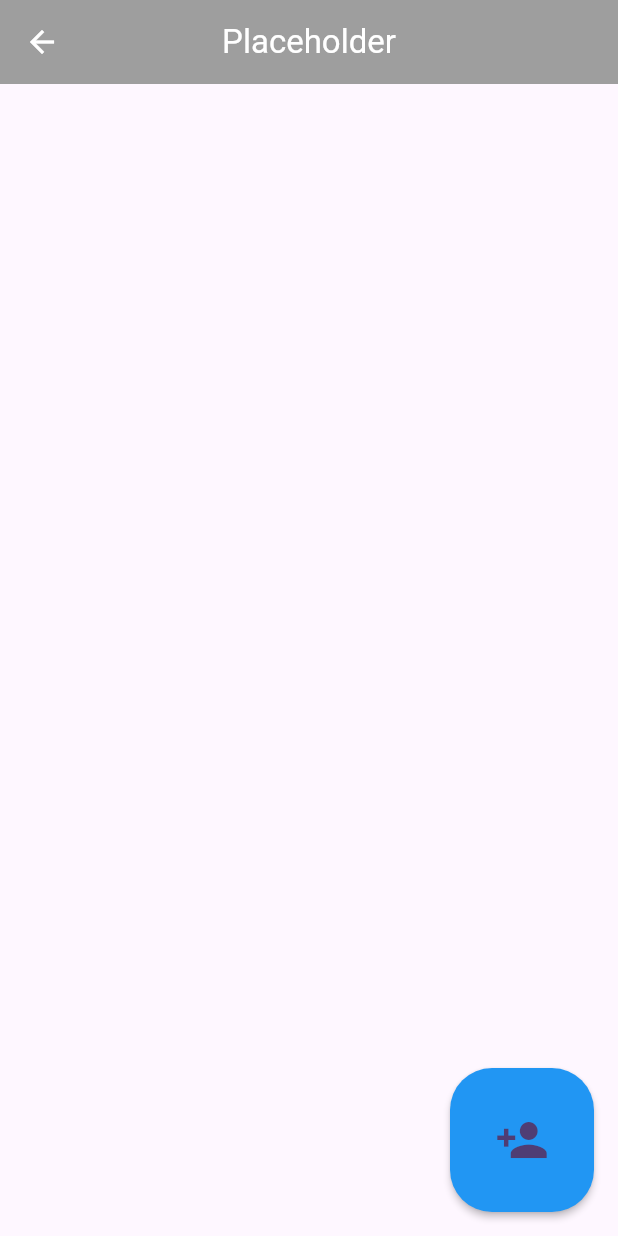
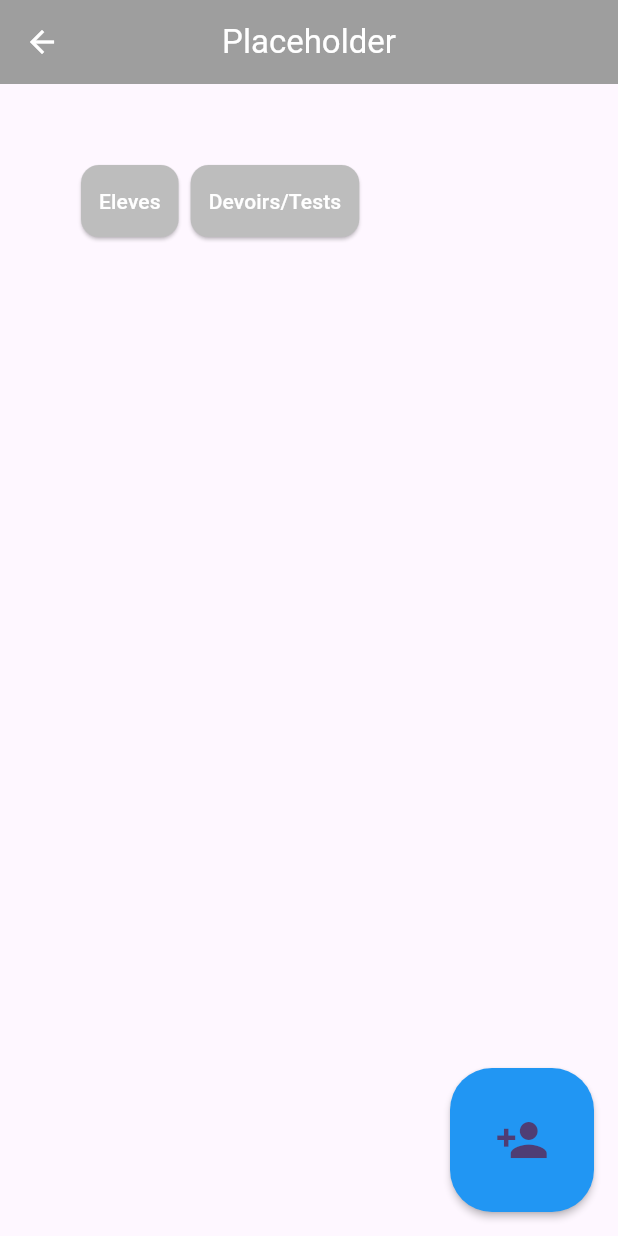
Before and after one commit to Timit0/SuiviModule, a Flutter app: the StudentListScreen screen opened by its route, on a phone screen of 412 x 824 dp. Run offline on Flutter 3.47's test engine with Material 2 defaults, Android fonts, the phone set to English and light mode, and no system bars; our stand-ins replace cached_network_image, firebase_core, firebase_database; missing offline and left inert: dart:html, dart:js, dart:js_interop, flutterwebapp_reload_detector; accounts and stored records are empty; statements that could not run were skipped.

Commit message:
implementation du widget StudentListWidget dans la screen principale

```diff
--- a/lib/screen/student_list_screen.dart
+++ b/lib/screen/student_list_screen.dart
@@ -4,32 +4,49 @@ import 'package:flutter/material.dart';
 import 'package:provider/provider.dart';
 import 'package:flutterwebapp_reload_detector/flutterwebapp_reload_detector.dart';
 import 'package:suivi_de_module/infrastructure/firebase_db_service.dart';
+import 'package:suivi_de_module/models/test.dart';
 import 'package:suivi_de_module/screen/details_student_screen.dart';
+import 'package:suivi_de_module/widget/devoir_test_widget.dart';
 import 'package:suivi_de_module/widget/program_action_button.dart';
 import 'package:suivi_de_module/provider/student_provider.dart';
+import 'package:suivi_de_module/widget/student_list_widget.dart';
+import '../widget/app_button_widget.dart';
 
 import '../widget/student_card.dart';
 
 import 'package:suivi_de_module/models/eleve.dart';
+
+enum Mode
+{
+  student,
+  module
+}
 
 class StudentListScreen extends StatefulWidget {
   StudentListScreen({super.key});
 
   static const routeName = '/student_list_screen';
 
-  final db = FirebaseDBService.instance;
+  // final db = FirebaseDBService.instance;
 
-  bool loaded = false;
-  List<Eleve> studentList = [];
+  // bool loaded = false;
+  // List<Eleve> studentList = [];
 
   final _formKey = GlobalKey();
 
-  String tempID = "";
-  String tempName = "";
-  String tempNickname = "";
-  String tempPhotoUrl = "";
+  // String tempID = "";
+  // String tempName = "";
+  // String tempNickname = "";
+  // String tempPhotoUrl = "";
 
-  bool valid = true;
+  // bool valid = true;
+
+  Mode mode = Mode.student;
+
+  Map<Mode, Widget?> modeScreens = {
+    Mode.student: null /*StudentListWidget()*/,
+    Mode.module: DevoirTestWidget()
+  };
 
 
   @override
@@ -38,38 +55,43 @@ class StudentListScreen extends StatefulWidget {
 
 class _StudentListScreenState extends State<StudentListScreen> {
 
-  @override
-  void didChangeDependencies() async {
-    widget.loaded = false;
+  // @override
+  // void didChangeDependencies() async {
+  //   // widget.loaded = false;
 
-    final arguments = ModalRoute.of(context)?.settings.arguments;
+  //   // final arguments = ModalRoute.of(context)?.settings.arguments;
 
 
 
-    if (!widget.loaded)
-    {
-      // debug
-      // print(arguments.toString());
-      widget.studentList = [];
-      widget.studentList = await widget.db.getAllEleves(arguments.toString());
-      setState(() {
-        widget.loaded = true;
-      });
+  //   if (!widget.loaded)
+  //   {
+  //     // debug
+  //     // print(arguments.toString());
+  //     widget.studentList = [];
+  //     widget.studentList = await widget.db.getAllEleves(arguments.toString());
+  //     setState(() {
+  //       widget.loaded = true;
+  //     });
 
-      WebAppReloadDetector.onReload((){setState(() {
-        Navigator.of(context).pop();
-      });});
-    }
+  //     WebAppReloadDetector.onReload((){setState(() {
+  //       Navigator.of(context).pop();
+  //     });});
+  //   }
 
-    super.didChangeDependencies();
-  }
+  //   super.didChangeDependencies();
+  // }
 
 
 
   @override
   Widget build(BuildContext context) {
-    final provider = Provider.of<StudentProvider>(context);
-    final arguments = ModalRoute.of(context)?.settings.arguments;
+
+    widget.modeScreens[Mode.student] = StudentListWidget(arguments: ModalRoute.of(context)?.settings.arguments);
+
+    //final provider = Provider.of<StudentProvider>(context);
+    //final arguments = ModalRoute.of(context)?.settings.arguments;
+
+
     return ChangeNotifierProvider(
       create: (context) => StudentProvider(),
       child: Scaffold(
@@ -80,12 +102,29 @@ class _StudentListScreenState extends State<StudentListScreen> {
           ,
           backgroundColor: Colors.grey,
         ),
-        body: !widget.loaded ? const Center(child: Text('Chargement en cours...')) : Padding(
+        body: /*!widget.loaded ? const Center(child: Text('Chargement en cours...')) :*/ Padding(
         padding: const EdgeInsets.only(top: 50.0),
         child: Column(
           children: [
+            Padding(
+              padding: const EdgeInsets.only(left: 50.0),
+              child: Row(children: [
+                /*Card(
+                  color: const Color.fromARGB(255, 189, 189, 189),
+                  elevation: 1,
+                  child: TextButton(onPressed: () => setState(() => widget.mode = Mode.student),
+                  child: const Text('Eleves', style: TextStyle(color: Colors.white)))
+                ),*/
+                AppButtonWidget(func: (){setState(() { widget.mode = Mode.student; });}, text: 'Eleves'),
+                //TextButton(onPressed: () => setState(() => widget.mode = Mode.module), child: const Text('Devoirs/Tests'))
+                AppButtonWidget(func: (){setState(() { widget.mode = Mode.module; });}, text: 'Devoirs/Tests')
+              ]),
+            ),
             /*Container(width: 900),*/
-            Center(
+
+            Flexible(child: widget.modeScreens[widget.mode]!),
+
+            /*Center(
               child: SizedBox(
                 width: 900,
                 child: GridView.builder(
@@ -104,56 +143,11 @@ class _StudentListScreenState extends State<StudentListScreen> {
                     );
                   }, child: StudentCard(eleve: widget.studentList[index], dbInstance: widget.db, kind: widget.studentList.length < 3 ? Kind.big : Kind.small,))),
               ),
-            ),
+            )*/
             Container(width: 900)
           ],
         ),
-      ), floatingActionButton: ProgramActionButton(func: () {
-          showDialog(context: context, builder: (context) => StatefulBuilder( // afin qu'on puisse faire un setState mais QUE pour ce widget - là
-            builder:(context, setState) => AlertDialog(
-            scrollable: true,
-            title: Row(mainAxisAlignment: MainAxisAlignment.spaceBetween, children: [const Text('Ajout d\'un élève'), IconButton(onPressed: () => Navigator.of(context).pop(), icon: const Icon(Icons.close))]),
-            content: Column(children: [
-              Row(mainAxisAlignment: MainAxisAlignment.end, children: [const Text('identifiant', textAlign: TextAlign.left), Padding(padding: const EdgeInsets.only(left: 8, bottom: 8), child: SizedBox(width: 300, child: TextField(onChanged: (value) {widget.tempID = value;}, decoration: const InputDecoration(border: OutlineInputBorder()))))]),
-              /*Row(mainAxisAlignment: MainAxisAlignment.end, children: [const Text('nom', textAlign: TextAlign.left), Padding(padding: const EdgeInsets.only(left: 8, bottom: 8), child: SizedBox(width: 300, child: TextField(onChanged: (value) {widget.tempName = value;}, decoration: const InputDecoration(border: OutlineInputBorder()))))]),
-              Row(mainAxisAlignment: MainAxisAlignment.end, children: [const Text('prénom', textAlign: TextAlign.left), Padding(padding: const EdgeInsets.only(left: 8, bottom: 8), child: SizedBox(width: 300, child: TextField(onChanged: (value) {widget.tempNickname = value;}, decoration: const InputDecoration(border: OutlineInputBorder()))))]),
-              Row(mainAxisAlignment: MainAxisAlignment.end, children: [const Text('URL de l\'image', textAlign: TextAlign.left), Padding(padding: const EdgeInsets.only(left: 8, bottom: 8), child: SizedBox(width: 300, child: TextField(onChanged: (value) {widget.tempPhotoUrl = value;}, decoration: const InputDecoration(border: OutlineInputBorder()))))]),
-              */
-              TextButton(onPressed: () {
-                if
-                (
-                  widget.tempID != "" &&
-                  widget.tempName != "" &&
-                  widget.tempNickname != ""
-                )
-                {
-                  Eleve newEleve = Eleve(id: widget.tempID, name: widget.tempName, firstname: widget.tempNickname, photoFilename: widget.tempPhotoUrl == "" ? "assets/img/placeholderImage.png" : widget.tempPhotoUrl);
-
-                  //widget.db.addEleve(newEleve);
-                  widget.valid = true;
-
-                  //FirebaseDBService.instance.addEleve(newEleve, arguments.toString());
-                  provider.createEleve(newEleve, arguments.toString());
-
-                  //FirebaseDBService.instance.addEleve(newEleve, arguments.toString());
-
-                  // Navigator.of(context).pop();
-
-                  // vue qu'on fait sur le web
-                  html.window.location.reload();
-                }
-                else
-                {
-                  setState(() {
-                    widget.valid = false;
-                  });
-                }
-              }, style: ButtonStyle(backgroundColor: MaterialStateProperty.all(Colors.grey), foregroundColor: MaterialStateProperty.all(Colors.white)), child: const Text('OK')),
-              Text((widget.valid == false ? 'L\'identifiant, Le nom ainsi que le prénom doient être remplit!' : ''), style: const TextStyle(color: Colors.red))
-            ])
-                ),
-          ));
-      }, icon: Icons.person_add)),
+      ),),
     );
   }
 }
--- /dev/null
+++ b/lib/widget/app_button_widget.dart
@@ -0,0 +1,22 @@
+import 'package:flutter/material.dart';
+
+class AppButtonWidget extends StatefulWidget {
+  AppButtonWidget({super.key, required this.func, this.text});
+
+  void Function() func;
+  String? text;
+
+  @override
+  State<AppButtonWidget> createState() => _AppButtonWidgetState();
+}
+
+class _AppButtonWidgetState extends State<AppButtonWidget> {
+  @override
+  Widget build(BuildContext context) {
+    return Card(
+      color: const Color.fromARGB(255, 189, 189, 189),
+      elevation: 1,
+      child: TextButton(onPressed: () {widget.func.call();}, child: Text(widget.text ?? '', style: const TextStyle(color: Colors.white)))
+    );
+  }
+}
--- /dev/null
+++ b/lib/widget/student_list_widget.dart
@@ -0,0 +1,138 @@
+import 'dart:html' as html;
+
+import 'package:flutter/material.dart';
+import 'package:flutterwebapp_reload_detector/flutterwebapp_reload_detector.dart';
+import 'package:provider/provider.dart';
+import 'package:suivi_de_module/widget/program_action_button.dart';
+import 'package:suivi_de_module/widget/student_card.dart';
+
+import '../infrastructure/firebase_db_service.dart';
+import '../models/eleve.dart';
+import '../provider/student_provider.dart';
+import '../screen/details_student_screen.dart';
+
+class StudentListWidget extends StatefulWidget {
+  StudentListWidget({super.key, required this.arguments});
+
+  List<Eleve> studentList = [];
+
+  final db = FirebaseDBService.instance;
+
+  final arguments;
+
+  bool loaded = false;
+
+  String tempID = "";
+  String tempName = "";
+  String tempNickname = "";
+  String tempPhotoUrl = "";
+
+  bool valid = true;
+
+  @override
+  State<StudentListWidget> createState() => _StudentListWidgetState();
+}
+
+class _StudentListWidgetState extends State<StudentListWidget> {
+
+  var _isInit = true;
+  var _isLoading = false;
+
+  @override
+  void didChangeDependencies() async {
+    // widget.loaded = false;
+
+
+
+    if (_isInit)
+    {
+      _isLoading = true;
+
+      // debug
+      // print(arguments.toString());
+      await Provider.of<StudentProvider>(context, listen: false).fetchAndSetModules(widget.arguments.toString());
+
+      print(widget.arguments.toString());
+
+      _isInit = true;
+      setState(() {
+        _isLoading = false;
+      });
+
+      WebAppReloadDetector.onReload((){setState(() {
+        Navigator.of(context).pop();
+      });});
+    }
+
+    _isInit = false;
+    super.didChangeDependencies();
+  }
+
+  @override
+  Widget build(BuildContext context) {
+    //final provider = Provider.of<StudentProvider>(context);
+    return Scaffold(
+      body: _isLoading ? const Center(child: Text('Chargement en cours...')) : Center(
+        child: SizedBox(
+          width: 900,
+          child: GridView.builder(
+            shrinkWrap: true,
+            gridDelegate: SliverGridDelegateWithFixedCrossAxisCount(
+              crossAxisCount: (Provider.of<StudentProvider>(context).eleves.length < 3) ? 2 : Provider.of<StudentProvider>(context).eleves.length,
+              mainAxisSpacing: 100
+            ),
+            itemCount: Provider.of<StudentProvider>(context).eleves.length,
+            itemBuilder: (context, index) => InkWell(onTap: () {
+              Navigator.of(context).pushNamed(DetailsStudentScreen.routeName, arguments:{
+                'eleve': Provider.of<StudentProvider>(context).eleves[index],
+                'module': widget.arguments
+                }
+              );
+            }, child: StudentCard(eleve: Provider.of<StudentProvider>(context).eleves[index], dbInstance: widget.db, kind: Provider.of<StudentProvider>(context).eleves.length < 3 ? Kind.big : Kind.small))),
+        )
+      ),
+      floatingActionButton: ProgramActionButton(func: () {
+          showDialog(context: context, builder: (context) => StatefulBuilder( // afin qu'on puisse faire un setState mais QUE pour ce widget - là
+            builder:(context, setState) => AlertDialog(
+            scrollable: true,
+            title: Row(mainAxisAlignment: MainAxisAlignment.spaceBetween, children: [const Text('Ajout d\'un élève'), IconButton(onPressed: () => Navigator.of(context).pop(), icon: const Icon(Icons.close))]),
+            content: Column(children: [
+              Row(mainAxisAlignment: MainAxisAlignment.end, children: [const Text('identifiant', textAlign: TextAlign.left), Padding(padding: const EdgeInsets.only(left: 8, bottom: 8), child: SizedBox(width: 300, child: TextField(onChanged: (value) {widget.tempID = value;}, decoration: const InputDecoration(border: OutlineInputBorder()))))]),
+              TextButton(onPressed: () {
+                if
+                (
+                  widget.tempID != "" &&
+                  widget.tempName != "" &&
+                  widget.tempNickname != ""
+                )
+                {
+                  Eleve newEleve = Eleve(id: widget.tempID, name: widget.tempName, firstname: widget.tempNickname, photoFilename: widget.tempPhotoUrl == "" ? "assets/img/placeholderImage.png" : widget.tempPhotoUrl);
+
+                  //widget.db.addEleve(newEleve);
+                  widget.valid = true;
+
+                  //FirebaseDBService.instance.addEleve(newEleve, arguments.toString());
+                  Provider.of<StudentProvider>(context).createEleve(newEleve, widget.arguments.toString());
+
+                  //FirebaseDBService.instance.addEleve(newEleve, arguments.toString());
+
+                  // Navigator.of(context).pop();
+
+                  // vue qu'on fait sur le web
+                  html.window.location.reload();
+                }
+                else
+                {
+                  setState(() {
+                    widget.valid = false;
+                  });
+                }
+              }, style: ButtonStyle(backgroundColor: MaterialStateProperty.all(Colors.grey), foregroundColor: MaterialStateProperty.all(Colors.white)), child: const Text('OK')),
+              Text((widget.valid == false ? 'L\'identifiant, Le nom ainsi que le prénom doient être remplit!' : ''), style: const TextStyle(color: Colors.red))
+            ])
+                ),
+          ));
+      }, icon: Icons.person_add)
+    );
+  }
+}
```
Also changed, not shown: lib/widget/devoir_test_widget.dart (added, +15 -0 lines).
